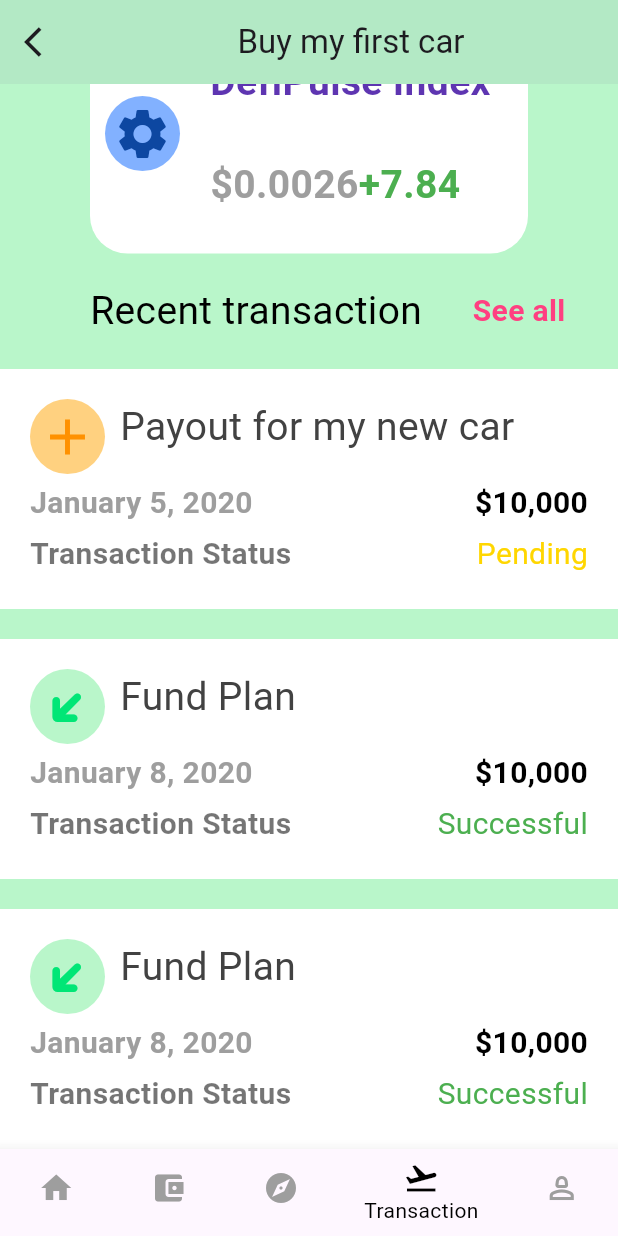
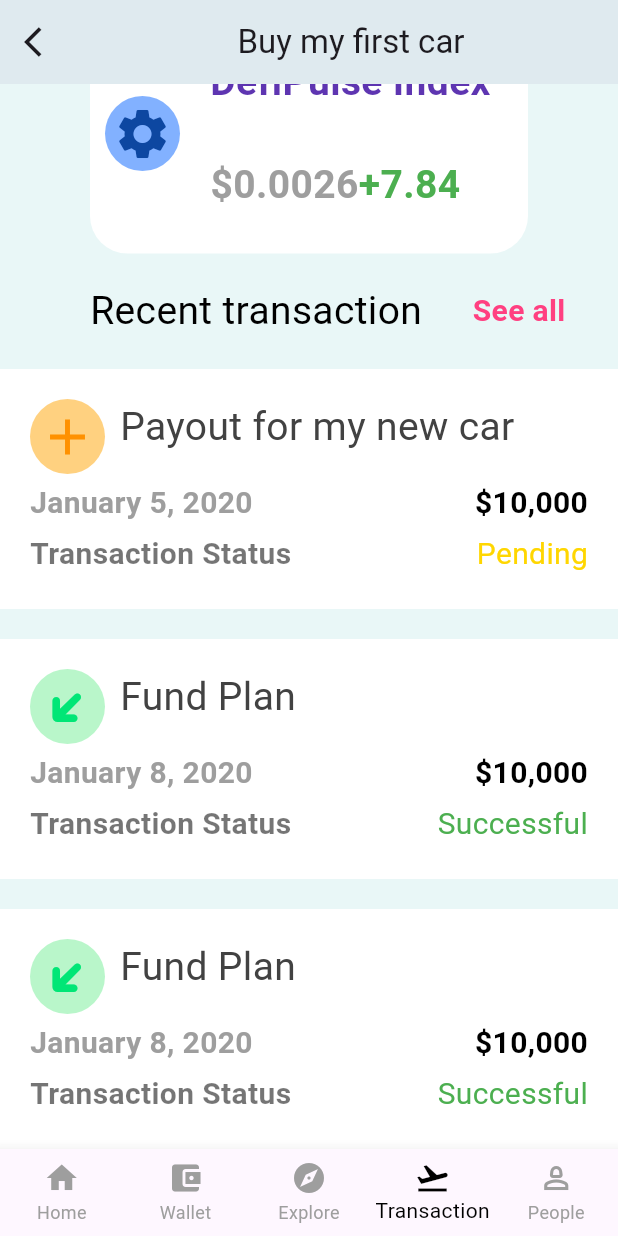
Before and after one commit to PrinceJohn01/crollup, a Flutter app: the screen it shows after launch, item 4 of the bottom bar chosen, scrolled down 484 dp, on a phone screen of 412 x 824 dp. Run offline on Flutter 3.47's test engine with Material 3 defaults, Android fonts, the phone set to English and light mode, and no system bars.

Commit message:
home page

```diff
--- a/lib/screens/bottombar.dart
+++ b/lib/screens/bottombar.dart
@@ -12,11 +12,11 @@ class _BottomBarNavigationState extends State<BottomBarNavigation> {
   int _selectedIndex = 0;
 
   final List<Widget> _widgetOptions = <Widget>[
-    const Screen1(),
-    const Screen2(),
-    const Screen3(),
+    const HomeScreen(),
+    const Wallet(),
+    const Explore(),
     const TransactionScreen(),
-    const Screen5(),
+    const You(),
   ];
 
   void _onItemTapped(int index) {
@@ -32,6 +32,7 @@ class _BottomBarNavigationState extends State<BottomBarNavigation> {
         child: _widgetOptions.elementAt(_selectedIndex),
       ),
       bottomNavigationBar: BottomNavigationBar(
+        type: BottomNavigationBarType.fixed,
         items: const <BottomNavigationBarItem>[
           BottomNavigationBarItem(
             icon: Icon(Icons.home),
@@ -57,14 +58,16 @@ class _BottomBarNavigationState extends State<BottomBarNavigation> {
         currentIndex: _selectedIndex,
         selectedItemColor: Colors.black,
         unselectedItemColor: Colors.grey,
+        selectedLabelStyle:
+            const TextStyle(color: Colors.black), // Add this line
         onTap: _onItemTapped,
       ),
     );
   }
 }
 
-class Screen1 extends StatelessWidget {
-  const Screen1({super.key});
+class HomeScreen extends StatelessWidget {
+  const HomeScreen({super.key});
 
   @override
   Widget build(BuildContext context) {
@@ -74,8 +77,8 @@ class Screen1 extends StatelessWidget {
   }
 }
 
-class Screen2 extends StatelessWidget {
-  const Screen2({super.key});
+class Wallet extends StatelessWidget {
+  const Wallet({super.key});
 
   @override
   Widget build(BuildContext context) {
@@ -85,8 +88,8 @@ class Screen2 extends StatelessWidget {
   }
 }
 
-class Screen3 extends StatelessWidget {
-  const Screen3({super.key});
+class Explore extends StatelessWidget {
+  const Explore({super.key});
 
   @override
   Widget build(BuildContext context) {
@@ -96,8 +99,8 @@ class Screen3 extends StatelessWidget {
   }
 }
 
-class Screen5 extends StatelessWidget {
-  const Screen5({super.key});
+class You extends StatelessWidget {
+  const You({super.key});
 
   @override
   Widget build(BuildContext context) {
--- a/lib/screens/transaction.dart
+++ b/lib/screens/transaction.dart
@@ -7,14 +7,14 @@ class TransactionScreen extends StatelessWidget {
   Widget build(BuildContext context) {
     return Scaffold(
       appBar: AppBar(
-        backgroundColor: Colors.greenAccent.shade100,
+        backgroundColor: const Color(0xFFe9f7f7),
         title: const Center(child: Text("Buy my first car")),
         leading: IconButton(
             onPressed: () {}, icon: const Icon(Icons.arrow_back_ios)),
       ),
       body: SingleChildScrollView(
         child: Container(
-          color: Colors.greenAccent.shade100,
+          color: const Color(0xFFe9f7f7),
           child: Column(
             children: [
               Padding(
@@ -102,8 +102,8 @@ class TransactionScreen extends StatelessWidget {
                       Container(
                         width: 100,
                         height: 100,
-                        decoration: BoxDecoration(
-                          color: Colors.greenAccent.shade200,
+                        decoration: const BoxDecoration(
+                          color: Color(0xFFbff2d8),
                           shape: BoxShape.circle,
                         ),
                         child: const Center(
@@ -129,14 +129,14 @@ class TransactionScreen extends StatelessWidget {
                       Container(
                         width: 100,
                         height: 100,
-                        decoration: BoxDecoration(
-                          color: Colors.pinkAccent.shade100,
+                        decoration: const BoxDecoration(
+                          color: Color(0xFFf7dff2),
                           shape: BoxShape.circle,
                         ),
                         child: const Center(
                           child: Icon(
                             Icons.network_cell,
-                            color: Colors.pink,
+                            color: Color(0xFffa96e5),
                             size: 50,
                           ),
                         ),
@@ -156,14 +156,14 @@ class TransactionScreen extends StatelessWidget {
                       Container(
                         width: 100,
                         height: 100,
-                        decoration: BoxDecoration(
-                          color: Colors.blueAccent.shade100,
+                        decoration: const BoxDecoration(
+                          color: Color(0xFFd5e7f0),
                           shape: BoxShape.circle,
                         ),
-                        child: Center(
+                        child: const Center(
                           child: Icon(
                             Icons.settings,
-                            color: Colors.blue.shade900,
+                            color: Color(0xFF7397fa),
                             size: 50,
                           ),
                         ),
```
